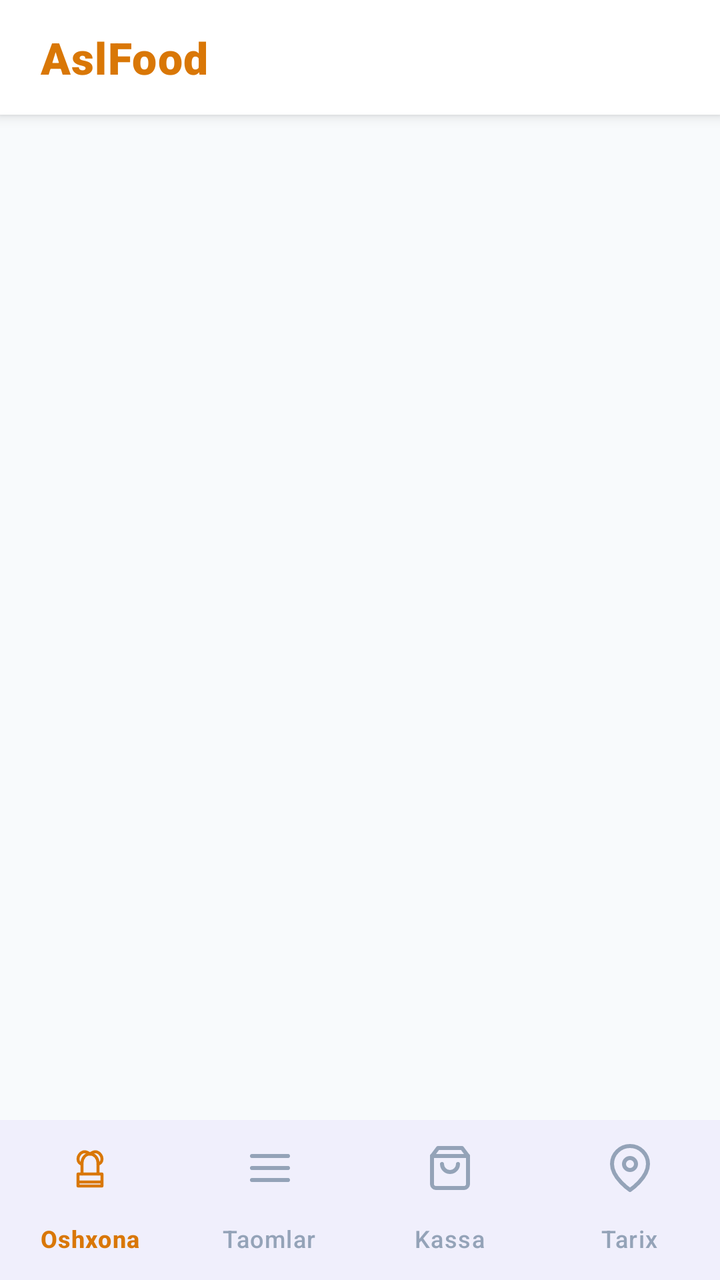
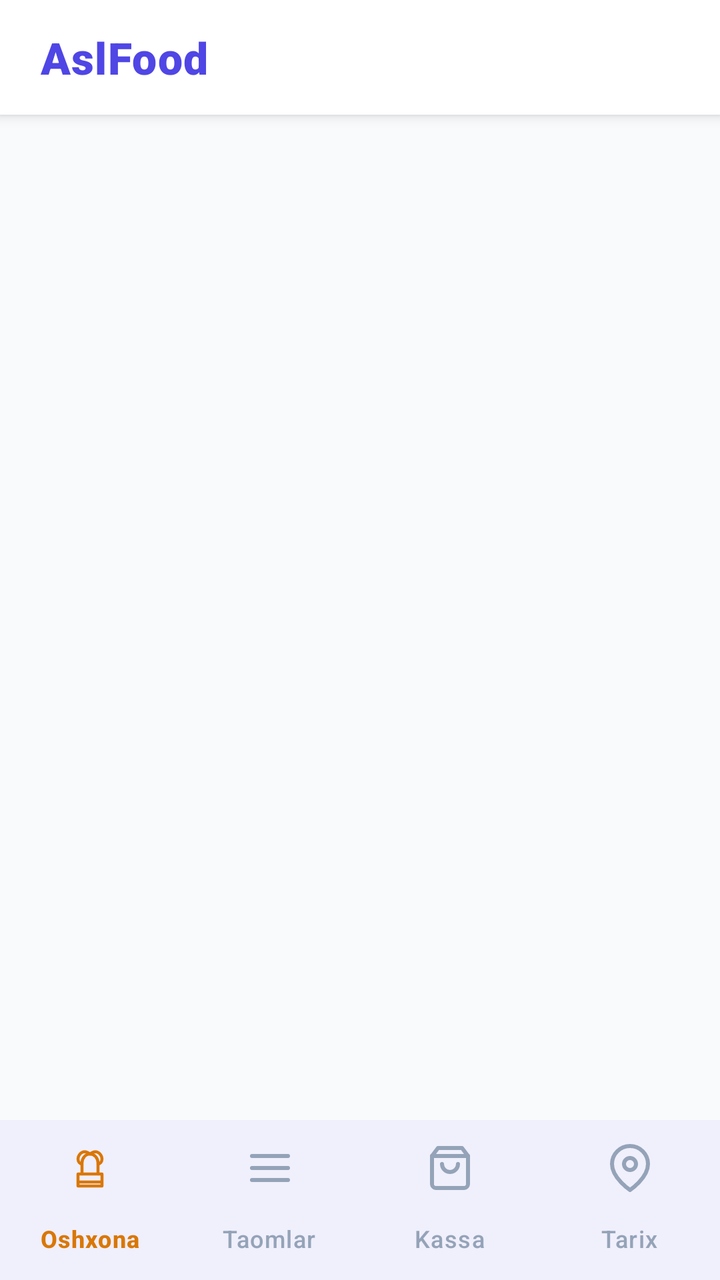

Before-and-after screenshots of an Android layout around one commit, followed by the original layout XML and the change that was made.
<!-- AndroidManifest.xml: application theme Theme.AslFood -->
<!-- res/layout/activity_main.xml -->
<?xml version="1.0" encoding="utf-8"?>
<androidx.constraintlayout.widget.ConstraintLayout xmlns:android="http://schemas.android.com/apk/res/android"
    xmlns:app="http://schemas.android.com/apk/res-auto"
    android:layout_width="match_parent"
    android:layout_height="match_parent"
    android:background="@color/bg_body">

    
    <LinearLayout
        android:id="@+id/headerLayout"
        android:layout_width="0dp"
        android:layout_height="wrap_content"
        android:background="@color/white"
        android:elevation="4dp"
        android:gravity="center_vertical"
        android:orientation="horizontal"
        android:paddingStart="20dp"
        android:paddingEnd="16dp"
        android:paddingVertical="14dp"
        app:layout_constraintEnd_toEndOf="parent"
        app:layout_constraintStart_toStartOf="parent"
        app:layout_constraintTop_toTopOf="parent">

        
        <TextView
            android:layout_width="0dp"
            android:layout_height="wrap_content"
            android:layout_weight="1"
            android:fontFamily="sans-serif-black"
            android:letterSpacing="0.02"
            android:text="@string/app_name"
            android:textColor="@color/amber_600"
            android:textSize="22sp" />

        
        <TextView
            android:id="@+id/tvCartBadge"
            android:layout_width="wrap_content"
            android:layout_height="wrap_content"
            android:background="@drawable/badge_bg"
            android:minWidth="32dp"
            android:gravity="center"
            android:paddingHorizontal="12dp"
            android:paddingVertical="5dp"
            android:text="0"
            android:textColor="@color/white"
            android:textSize="13sp"
            android:textStyle="bold"
            android:visibility="gone" />
    </LinearLayout>

    
    <FrameLayout
        android:id="@+id/fragmentContainer"
        android:layout_width="0dp"
        android:layout_height="0dp"
        app:layout_constraintBottom_toTopOf="@id/bottomNavigation"
        app:layout_constraintEnd_toEndOf="parent"
        app:layout_constraintStart_toStartOf="parent"
        app:layout_constraintTop_toBottomOf="@id/headerLayout" />

    
    <com.google.android.material.bottomnavigation.BottomNavigationView
        android:id="@+id/bottomNavigation"
        android:layout_width="0dp"
        android:layout_height="wrap_content"
        android:background="@color/white"
        app:itemIconTint="@color/nav_item_color"
        app:itemTextColor="@color/nav_item_color"
        app:labelVisibilityMode="labeled"
        app:layout_constraintBottom_toBottomOf="parent"
        app:layout_constraintEnd_toEndOf="parent"
        app:layout_constraintStart_toStartOf="parent"
        app:menu="@menu/bottom_nav_menu" />

</androidx.constraintlayout.widget.ConstraintLayout>
<!-- resources referenced by this layout -->
<resources>
  <color name="amber_600">#D97706</color>
  <color name="bg_body">#F8FAFC</color>
  <color name="white">#FFFFFF</color>
  <!-- drawable badge_bg (drawable) -->
  <?xml version="1.0" encoding="utf-8"?>
  <shape xmlns:android="http://schemas.android.com/apk/res/android"
      android:shape="rectangle">
      <corners android:radius="100dp" />
      <solid android:color="@color/primary_brand" />
  </shape>
  <string name="app_name">AslFood</string>
  <style name="Theme.AslFood" parent="Theme.Material3.Light.NoActionBar">
          <item name="colorPrimary">@color/primary_brand</item>
          <item name="colorOnPrimary">@color/white</item>
          <item name="colorPrimaryContainer">@color/primary_brand_light</item>
          <item name="colorOnPrimaryContainer">@color/primary_brand_dark</item>
          <item name="colorSecondary">@color/emerald_600</item>
          <item name="colorOnSecondary">@color/white</item>
          <item name="colorSurface">@color/bg_card</item>
          <item name="colorOnSurface">@color/text_dark</item>
          <item name="android:colorBackground">@color/bg_body</item>
          <item name="android:windowBackground">@color/bg_body</item>
          <item name="android:statusBarColor">@color/white</item>
          <item name="android:windowLightStatusBar">true</item>
          <item name="android:navigationBarColor">@color/white</item>
          <item name="android:windowLightNavigationBar" tools:targetApi="o_mr1">true</item>
      </style>
  <color name="primary_brand">#4F46E5</color>
  <color name="primary_brand_light">#EEF2FF</color>
  <color name="primary_brand_dark">#4338CA</color>
  <color name="emerald_600">#059669</color>
  <color name="bg_card">#FFFFFF</color>
  <color name="text_dark">#0F172A</color>
</resources>

<!-- the commit's change to res/layout/activity_main.xml (unified diff, before → after) -->
@@ -29,7 +29,7 @@
             android:fontFamily="sans-serif-black"
             android:letterSpacing="0.02"
             android:text="@string/app_name"
-            android:textColor="@color/amber_600"
+            android:textColor="@color/primary_brand"
             android:textSize="22sp" />
 
         
<!-- resource entries referenced after the edit -->
@@ -1,6 +1,5 @@
 <!-- resources referenced by this layout -->
 <resources>
-  <color name="amber_600">#D97706</color>
   <color name="bg_body">#F8FAFC</color>
   <color name="white">#FFFFFF</color>
   <!-- drawable badge_bg (drawable) -->
